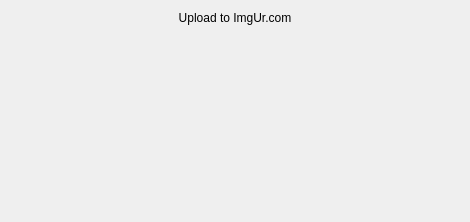
Above: src/modules/uploader/imgur/uploader_imgur_widget.ui from lubuntu-team/screengrab-packaging before the change. Below: the same form after it.
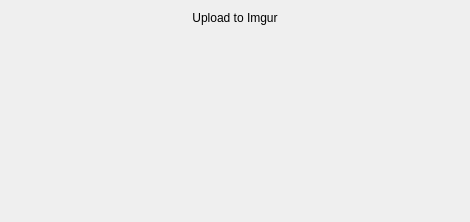
That is the form after the change.

```diff
--- a/src/modules/uploader/imgur/uploader_imgur_widget.ui
+++ b/src/modules/uploader/imgur/uploader_imgur_widget.ui
@@ -17,7 +17,7 @@
    <item>
     <widget class="QLabel" name="labTitle">
      <property name="text">
-      <string>Upload to ImgUr.com</string>
+      <string>Upload to Imgur</string>
      </property>
      <property name="alignment">
       <set>Qt::AlignCenter</set>
```
